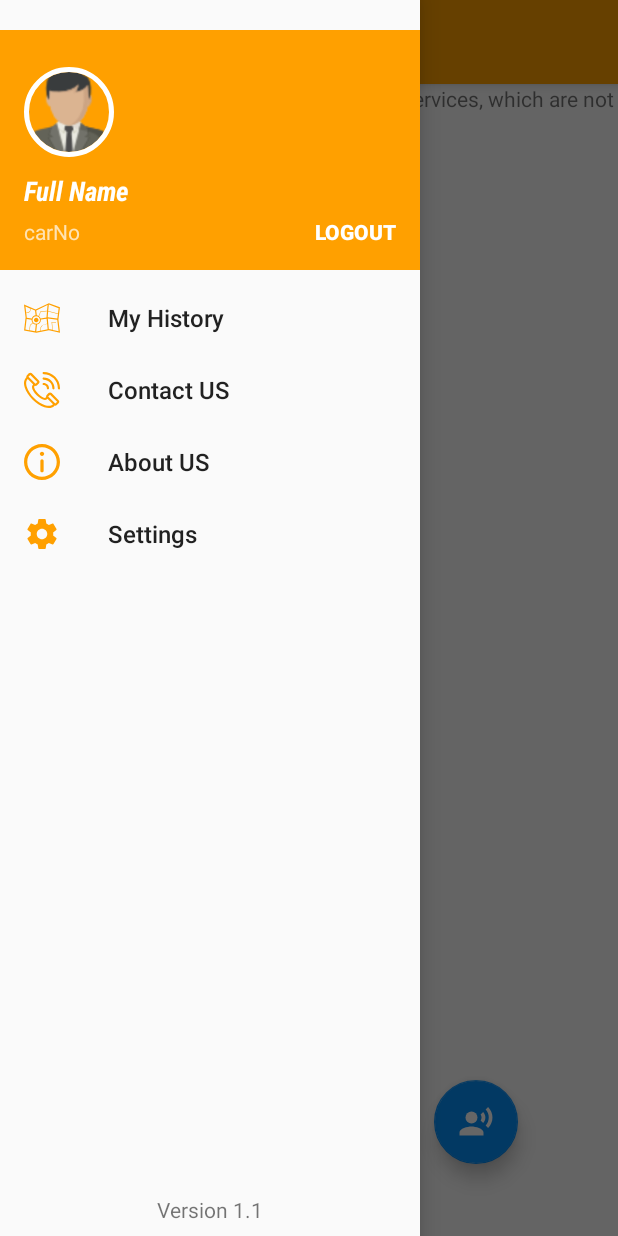
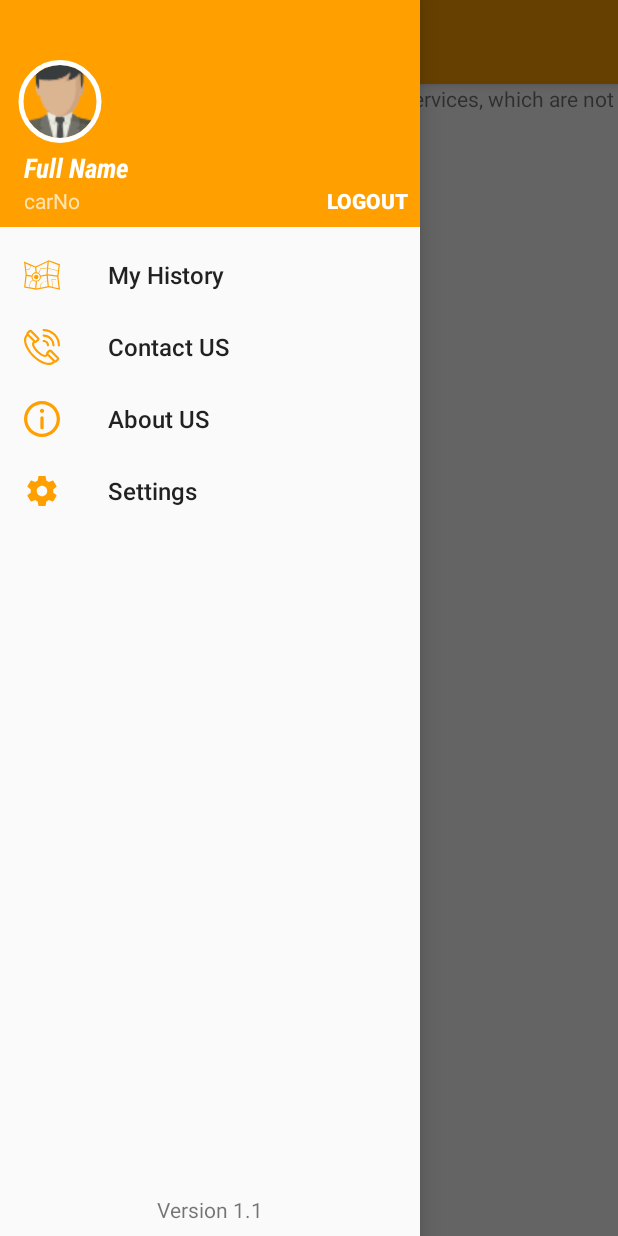
Before and after one commit to BisoDevil/AswanCabDriver, an Android app: the MapActivity screen opened directly, with no data from a screen before it, with the side drawer open, on a phone screen of 412 x 824 dp. Run offline under Robolectric (Android 15) with nearby library versions, the light colour scheme and no system bars; our stand-ins replace CircleImageView; libraries missing offline, so code that uses them is left out: com.androidquery; 2 statements that could not run were skipped.

Commit message:
Initialize Upper cab

```diff
--- a/app/build.gradle
+++ b/app/build.gradle
@@ -35,6 +35,7 @@ dependencies {
     compile 'com.android.support:appcompat-v7:25.3.1'
     compile 'com.android.support:design:25.3.1'
     compile 'de.hdodenhof:circleimageview:2.1.0'
+    compile 'com.google.android.gms:play-services-location:10.2.4'
     compile 'com.google.android.gms:play-services-maps:10.2.4'
     compile 'com.google.android.gms:play-services-gcm:10.2.4'
     testCompile 'junit:junit:4.12'
--- a/app/src/main/java/com/globalapp/aswandriver/GCMService.java
+++ b/app/src/main/java/com/globalapp/aswandriver/GCMService.java
@@ -38,6 +38,7 @@ public class GCMService extends KinveyGCMService {
 
             trip.setFlags(Intent.FLAG_ACTIVITY_NEW_TASK);
             startActivity(trip);
+            return;
         } catch (Exception ex) {
             Log.e("error", ex.getMessage());
         }
--- a/app/src/main/java/com/globalapp/aswandriver/Locations.java
+++ b/app/src/main/java/com/globalapp/aswandriver/Locations.java
@@ -1,18 +1,28 @@
 package com.globalapp.aswandriver;
 
+import android.*;
+import android.Manifest;
 import android.app.Service;
 import android.content.Context;
 import android.content.Intent;
 import android.content.SharedPreferences;
 import android.content.pm.PackageManager;
+import android.location.Location;
 import android.location.LocationListener;
 import android.location.LocationManager;
 import android.os.Bundle;
 import android.os.IBinder;
+import android.support.annotation.NonNull;
 import android.support.annotation.Nullable;
 import android.support.v4.app.ActivityCompat;
+import android.util.Log;
 import android.widget.Toast;
 
+import com.google.android.gms.common.ConnectionResult;
+import com.google.android.gms.common.GooglePlayServicesUtil;
+import com.google.android.gms.common.api.GoogleApiClient;
+import com.google.android.gms.location.LocationRequest;
+import com.google.android.gms.location.LocationServices;
 import com.google.api.client.json.GenericJson;
 import com.kinvey.android.AsyncAppData;
 import com.kinvey.android.Client;
@@ -23,7 +33,6 @@ import java.util.Arrays;
 public class Locations extends Service implements LocationListener {
     SharedPreferences sharedPreferences;
     public static boolean IS_RUNNING = false;
-
     @Override
     public void onCreate() {
         super.onCreate();
@@ -33,7 +42,9 @@ public class Locations extends Service implements LocationListener {
 
             return;
         }
-        locationManager.requestLocationUpdates(LocationManager.GPS_PROVIDER, 1000, 1, this);
+        locationManager.requestLocationUpdates(LocationManager.GPS_PROVIDER, 4000, 0, this);
+        locationManager.requestLocationUpdates(LocationManager.PASSIVE_PROVIDER, 4000, 1, this);
+        locationManager.requestLocationUpdates(LocationManager.NETWORK_PROVIDER, 4000, 1, this);
         sharedPreferences = getSharedPreferences("TaxiSharedDriver", Context.MODE_PRIVATE);
         Toast.makeText(this, "Started", Toast.LENGTH_SHORT).show();
         IS_RUNNING = true;
@@ -54,7 +65,7 @@ public class Locations extends Service implements LocationListener {
     }
 
     @Override
-    public void onLocationChanged(final android.location.Location location) {
+    public void onLocationChanged(final Location location) {
         Thread thread = new Thread() {
             public void run() {
                 try {
@@ -63,7 +74,7 @@ public class Locations extends Service implements LocationListener {
                     appdata.put("_id", mKinveyClient.user().getId());
                     appdata.put("long", location.getLongitude());
                     appdata.put("lat", location.getLatitude());
-                    appdata.put("state", sharedPreferences.getString("state", "offline"));
+                    appdata.put("state", sharedPreferences.getString("state", "online"));
                     appdata.put("_geoloc", Arrays.asList(location.getLongitude(), location.getLatitude()));
                     AsyncAppData<GenericJson> mylocation = mKinveyClient.appData("locations", GenericJson.class);
 
--- a/app/src/main/java/com/globalapp/aswandriver/MapActivity.java
+++ b/app/src/main/java/com/globalapp/aswandriver/MapActivity.java
@@ -417,6 +417,7 @@ public class MapActivity extends AppCompatActivity
                     }
                 })
                 .show();
+        startService(new Intent(getApplicationContext(), Locations.class));
         SharedPreferences.Editor editor = sharedPreferences.edit();
         editor.putString("state", "online");
         editor.apply();
--- a/app/src/main/java/com/globalapp/aswandriver/TripActivity.java
+++ b/app/src/main/java/com/globalapp/aswandriver/TripActivity.java
@@ -18,8 +18,11 @@ import android.widget.TextView;
 import android.widget.Toast;
 
 import com.google.api.client.json.GenericJson;
+import com.kinvey.android.AsyncAppData;
 import com.kinvey.android.Client;
+import com.kinvey.android.callback.KinveyDeleteCallback;
 import com.kinvey.java.core.KinveyClientCallback;
+import com.kinvey.java.model.KinveyDeleteResponse;
 
 import java.util.Locale;
 
@@ -73,6 +76,19 @@ public class TripActivity extends AppCompatActivity {
     public void startTrip(View view) {
         response("Start Trip");
         startService(new Intent(this, FeesCalculation.class));
+        Client mKinveyClient = new Client.Builder(getApplicationContext()).build();
+        AsyncAppData<GenericJson> mylocation = mKinveyClient.appData("locations", GenericJson.class);
+        mylocation.delete(mKinveyClient.user().getId(), new KinveyDeleteCallback() {
+            @Override
+            public void onSuccess(KinveyDeleteResponse kinveyDeleteResponse) {
+                Toast.makeText(TripActivity.this, "Stopped", Toast.LENGTH_SHORT).show();
+            }
+
+            @Override
+            public void onFailure(Throwable throwable) {
+
+            }
+        });
         finish();
     }
 
--- a/app/src/main/res/layout/content_map.xml
+++ b/app/src/main/res/layout/content_map.xml
@@ -49,6 +49,7 @@
         android:layout_marginStart="55dp"
         android:clickable="true"
         android:onClick="callUsers"
+        android:visibility="gone"
         app:elevation="7dp"
         app:fabSize="normal"
         app:layout_constraintBottom_toBottomOf="@+id/fabMain"
@@ -59,14 +60,15 @@
         android:id="@+id/fabCounter"
         android:layout_width="wrap_content"
         android:layout_height="wrap_content"
-        android:layout_marginEnd="55dp"
-        android:layout_marginRight="55dp"
-        android:layout_marginStart="55dp"
+        android:layout_marginBottom="0dp"
+        android:layout_marginEnd="15dp"
+        android:layout_marginStart="24dp"
         android:clickable="true"
         android:onClick="toggleCounter"
         app:elevation="4dp"
         app:fabSize="normal"
         app:layout_constraintBottom_toBottomOf="@+id/fabMain"
+        app:layout_constraintLeft_toLeftOf="@+id/Map"
         app:layout_constraintRight_toLeftOf="@+id/fabMain"
         app:srcCompat="@drawable/ic_counter" />
 
--- a/app/src/main/res/layout/nav_header_map.xml
+++ b/app/src/main/res/layout/nav_header_map.xml
@@ -1,68 +1,94 @@
 <?xml version="1.0" encoding="utf-8"?>
-<LinearLayout xmlns:android="http://schemas.android.com/apk/res/android"
+<android.support.constraint.ConstraintLayout xmlns:android="http://schemas.android.com/apk/res/android"
     xmlns:app="http://schemas.android.com/apk/res-auto"
+    xmlns:tools="http://schemas.android.com/tools"
     android:layout_width="match_parent"
-    android:layout_height="@dimen/nav_header_height"
-    android:layout_marginTop="20dp"
+    android:layout_height="wrap_content"
     android:background="@color/colorBasic"
     android:gravity="bottom"
     android:orientation="vertical"
-    android:paddingBottom="@dimen/activity_vertical_margin"
-    android:paddingLeft="@dimen/activity_horizontal_margin"
-    android:paddingRight="@dimen/activity_horizontal_margin"
-    android:paddingTop="@dimen/activity_vertical_margin"
-
+    android:paddingBottom="8dp"
     android:theme="@style/ThemeOverlay.AppCompat.Dark">
 
     <de.hdodenhof.circleimageview.CircleImageView xmlns:app="http://schemas.android.com/apk/res-auto"
         android:id="@+id/profile_image"
-        android:layout_width="60dp"
-        android:layout_height="60dp"
-        android:layout_gravity="start"
+        android:layout_width="0dp"
+        android:layout_height="55dp"
+        android:layout_marginBottom="8dp"
+        android:layout_marginEnd="8dp"
+        android:layout_marginStart="8dp"
+        android:layout_marginTop="0dp"
         android:src="@drawable/avatar"
-        app:civ_border_color="@android:color/background_light"
+        app:civ_border_color="@android:color/white"
         app:civ_border_width="3dp"
-        app:civ_fill_color="@android:color/background_light" />
+        app:civ_fill_color="@android:color/white"
+        app:layout_constraintBottom_toBottomOf="parent"
+        app:layout_constraintLeft_toLeftOf="parent"
+        app:layout_constraintTop_toTopOf="parent"
+        app:layout_constraintVertical_bias="0.5"
+        tools:layout_constraintBottom_creator="1"
+        tools:layout_constraintLeft_creator="1"
+        tools:layout_constraintRight_creator="1"
+        tools:layout_constraintTop_creator="1" />
 
     <TextView
         android:id="@+id/txtUserNameHeader"
         android:layout_width="wrap_content"
         android:layout_height="wrap_content"
-        android:layout_marginTop="10dp"
+        android:layout_marginLeft="16dp"
+        android:layout_marginStart="16dp"
+        android:layout_marginTop="4dp"
         android:fontFamily="sans-serif-condensed"
         android:gravity="start"
+        android:onClick="editProfile"
         android:text="Global App"
         android:textAppearance="@style/TextAppearance.AppCompat.Body2"
         android:textSize="18sp"
-        android:textStyle="bold|italic" />
+        android:textStyle="bold|italic"
+        app:layout_constraintLeft_toLeftOf="parent"
+        app:layout_constraintTop_toBottomOf="@+id/profile_image"
+        tools:layout_constraintLeft_creator="1"
+        tools:layout_constraintTop_creator="1" />
 
-    <LinearLayout
-        android:layout_width="match_parent"
-        android:layout_height="wrap_content"
-        android:layout_marginTop="5dp"
-        android:gravity="start"
-        android:orientation="horizontal">
 
     <TextView
         android:id="@+id/txtMailHeader"
-            android:layout_width="match_parent"
-            android:layout_height="match_parent"
-            android:layout_gravity="start"
-
-            android:layout_weight="1"
+        android:layout_width="0dp"
+        android:layout_height="wrap_content"
+        android:layout_marginEnd="8dp"
+        android:layout_marginRight="8dp"
+        android:layout_marginStart="16dp"
+        android:layout_marginTop="0dp"
+        android:onClick="editProfile"
         android:text="globall-apps@gmail.com"
-            android:textAlignment="viewStart" />
+        android:textAlignment="viewStart"
+        android:gravity="start"
+        app:layout_constraintLeft_toLeftOf="parent"
+        app:layout_constraintRight_toLeftOf="@+id/textView3"
+        app:layout_constraintTop_toBottomOf="@+id/txtUserNameHeader"
+        tools:layout_constraintLeft_creator="1"
+        tools:layout_constraintRight_creator="1"
+        tools:layout_constraintTop_creator="1"
+        android:layout_marginLeft="16dp" />
 
     <TextView
-            android:layout_width="match_parent"
-            android:layout_height="match_parent"
-            android:layout_weight="2"
+        android:id="@+id/textView3"
+        android:layout_width="wrap_content"
+        android:layout_height="wrap_content"
+        android:layout_marginBottom="0dp"
+        android:layout_marginEnd="8dp"
         android:gravity="end"
         android:onClick="userLogout"
         android:text="@string/logout"
         android:textAppearance="@style/TextAppearance.AppCompat.Button"
-            android:textStyle="bold" />
+        android:textStyle="bold"
+        app:layout_constraintBottom_toBottomOf="parent"
+        app:layout_constraintRight_toRightOf="parent"
+        tools:layout_conversion_absoluteHeight="16dp"
+        tools:layout_conversion_absoluteWidth="109dp"
+        tools:layout_conversion_absoluteX="234dp"
+        tools:layout_conversion_absoluteY="126dp"
+        android:layout_marginRight="8dp" />
 
-    </LinearLayout>
 
-</LinearLayout>
+</android.support.constraint.ConstraintLayout>
--- a/build.gradle
+++ b/build.gradle
@@ -5,7 +5,7 @@ buildscript {
         jcenter()
     }
     dependencies {
-        classpath 'com.android.tools.build:gradle:2.3.1'
+        classpath 'com.android.tools.build:gradle:2.3.2'
 
         // NOTE: Do not place your application dependencies here; they belong
         // in the individual module build.gradle files
```
Also changed, not shown: app/src/main/res/drawable-hdpi/background.png, app/src/main/res/drawable-mdpi/background.png, app/src/main/res/drawable-xhdpi/background.png, app/src/main/res/drawable-xxhdpi/background.png, app/src/main/res/drawable-xxxhdpi/background.png. Lines whose indentation alone changed are shown as unchanged.
